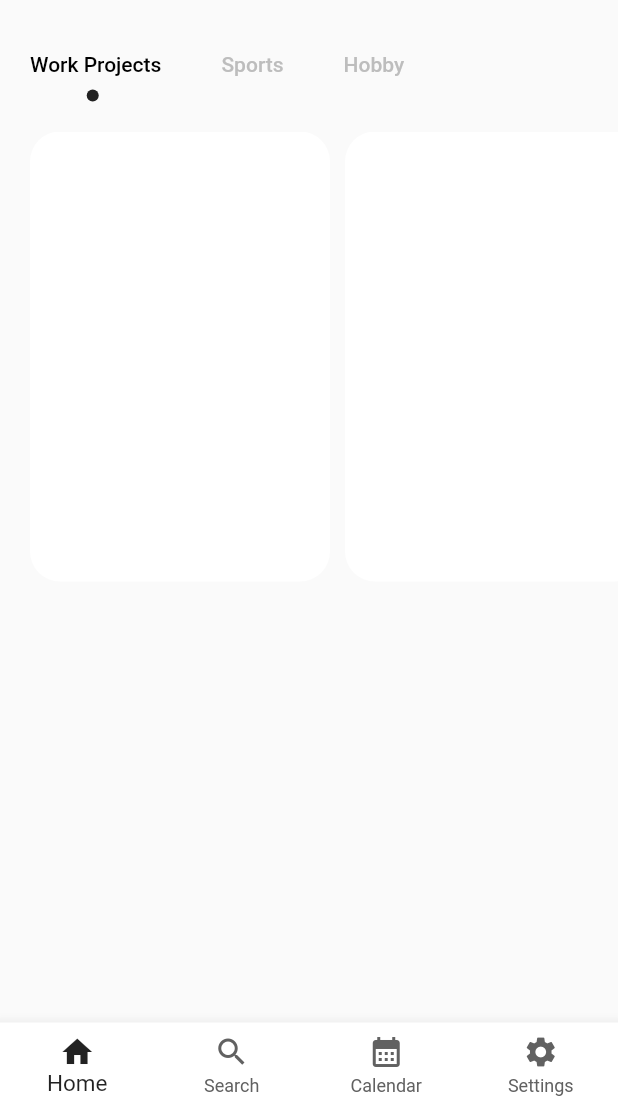
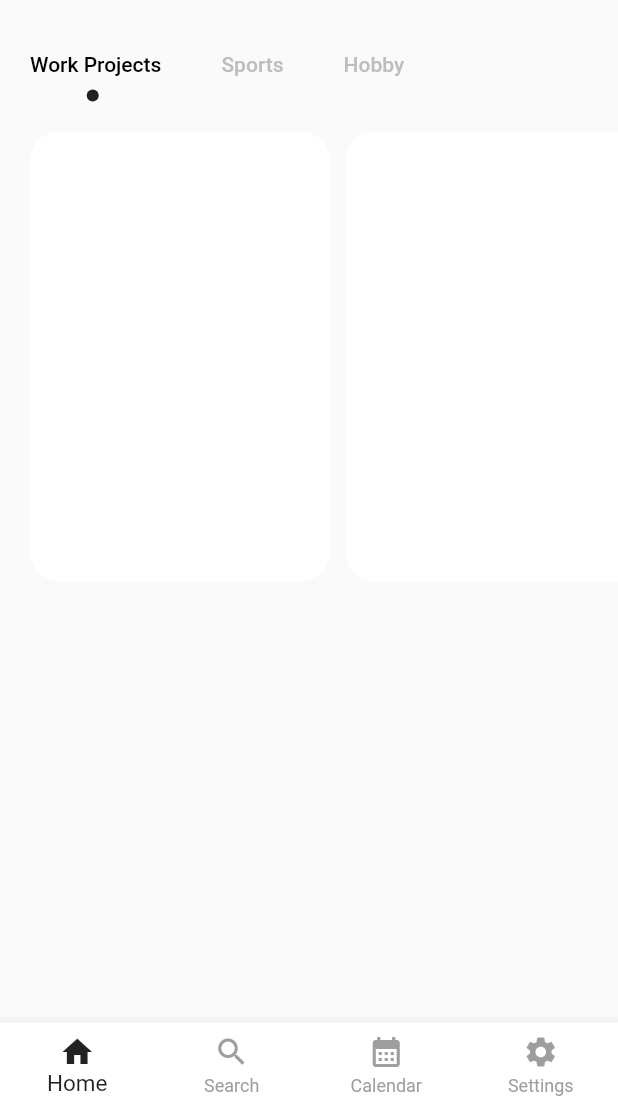
Before and after one commit to OwlDarlyn/flutter-notes, a Flutter app: the screen it shows after launch, on a phone screen of 412 x 824 dp, the part 128-1236 px from its top. Run offline on Flutter 3.47's test engine with Material 2 defaults, Android fonts, the phone set to English and light mode, and no system bars.

```diff
--- a/lib/widgets/bottom_nav.dart
+++ b/lib/widgets/bottom_nav.dart
@@ -2,7 +2,7 @@ import 'package:flutter/material.dart';
 
 import '../screens/calendar_screen.dart';
 import '../screens/home_screen.dart';
-import '../screens/search_screen.dart';
+import '../screens/statistics_screen.dart';
 import '../screens/settings_screen.dart';
 
 class BottomNavBar extends StatefulWidget {
@@ -13,7 +13,7 @@ class BottomNavBar extends StatefulWidget {
 class _BottomNavBarState extends State<BottomNavBar> {
   List<Widget> screens = [
     HomeScreen(),
-    SearchScreen(),
+    StatisticsScreen(),
     CalendarScreen(),
     SettingsScreen(),
   ];
@@ -21,7 +21,9 @@ class _BottomNavBarState extends State<BottomNavBar> {
   int selectedIndex = 0;
 
   void onTap(int index) {
-    selectedIndex = index;
+    setState(() {
+      selectedIndex = index;
+    });
   }
 
   @override
@@ -34,7 +36,7 @@ class _BottomNavBarState extends State<BottomNavBar> {
         backgroundColor: Colors.white,
         selectedItemColor: Colors.black87,
         selectedFontSize: 15,
-        unselectedItemColor: Colors.grey[700],
+        unselectedItemColor: Colors.grey,
         items: const <BottomNavigationBarItem>[
           BottomNavigationBarItem(icon: Icon(Icons.home), label: 'Home'),
           BottomNavigationBarItem(icon: Icon(Icons.search), label: 'Search'),
```
Also changed, not shown: lib/screens/statistics_screen.dart (added, +12 -0 lines).
